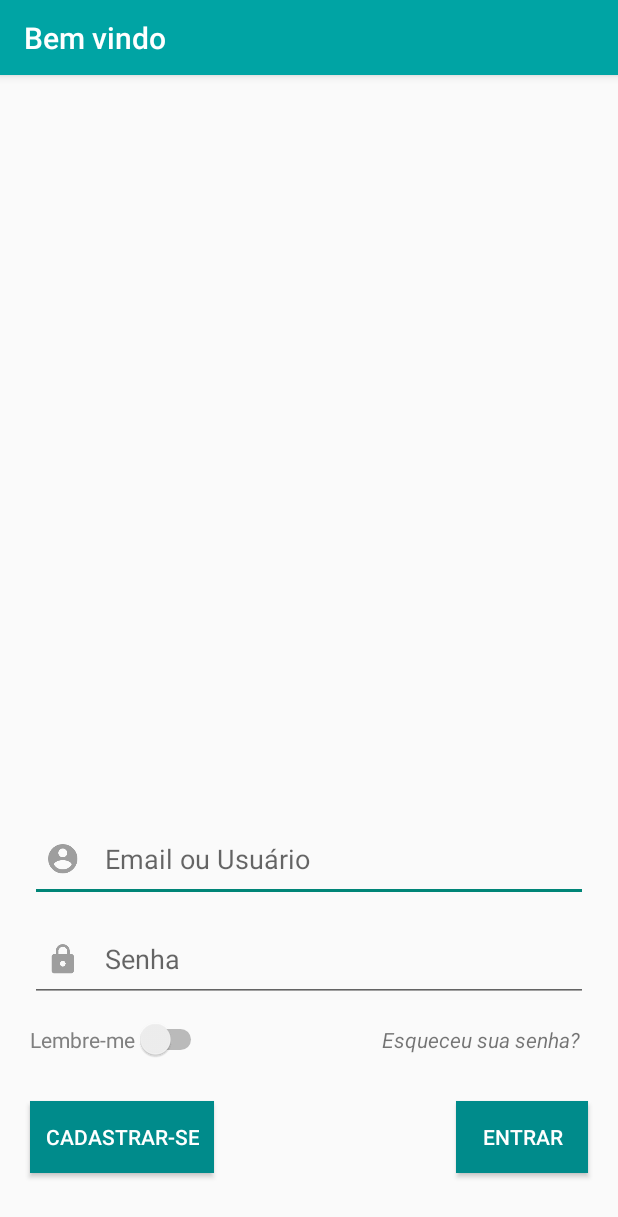
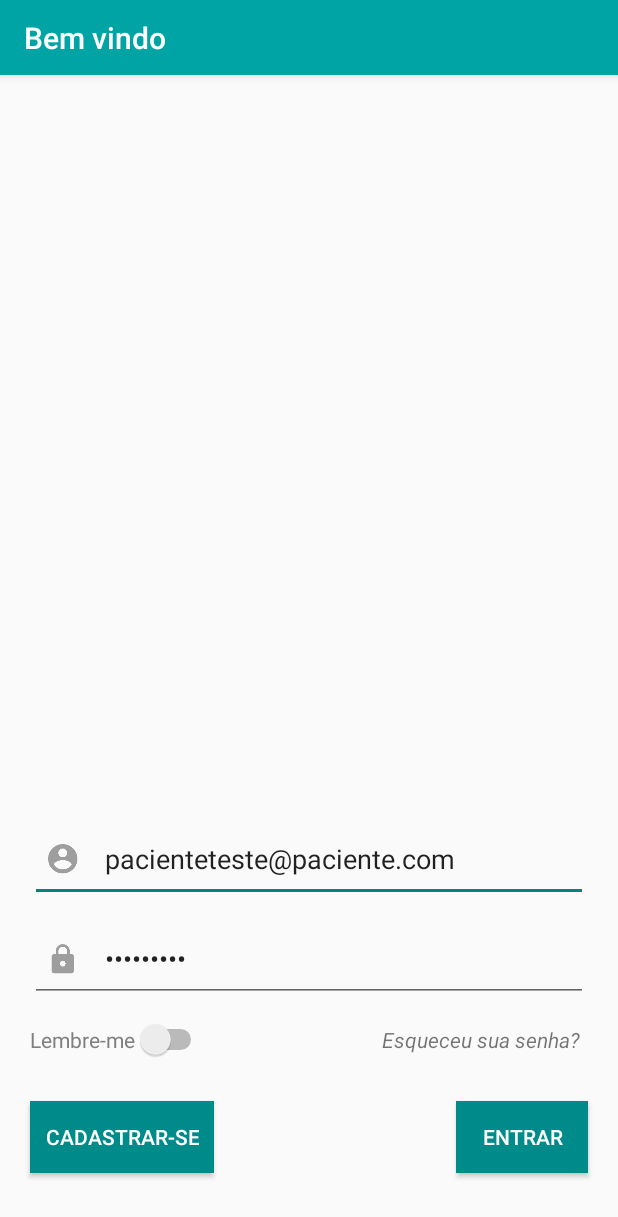
Before and after one commit to RobertoGomess/projetoandroid, an Android app: the screen it shows after launch (LoginActivity), after a tap on "ENTRAR", on a phone screen of 412 x 824 dp. Shown: the top 1217 px of the screen. Run offline under Robolectric (Android 15) with nearby library versions, the phone set to English and light mode, and no system bars.

Commit message:
Fazendo login corretamente, projeto android fluindo.

```diff
--- a/MeuProntuario/app/src/main/java/br/com/meuprontuario/meuprontuario/BaseRequester.java
+++ b/MeuProntuario/app/src/main/java/br/com/meuprontuario/meuprontuario/BaseRequester.java
@@ -152,7 +152,7 @@ public class BaseRequester extends AsyncTask<BaseRequester, Object, String> {
                 }
 
                 bytes = body.getBytes();
-                conn.setRequestProperty("Content-Type", "application/json");
+                conn.setRequestProperty("Content-Type", "application/x-www-form-urlencoded");
 
                 conn.setReadTimeout(10000);
                 conn.setConnectTimeout(15000);
--- a/MeuProntuario/app/src/main/java/br/com/meuprontuario/meuprontuario/LoginActivity.java
+++ b/MeuProntuario/app/src/main/java/br/com/meuprontuario/meuprontuario/LoginActivity.java
@@ -3,13 +3,12 @@ package br.com.meuprontuario.meuprontuario;
 import android.app.ProgressDialog;
 import android.content.Context;
 import android.content.Intent;
+import android.os.AsyncTask;
 import android.os.Bundle;
-import android.support.v4.app.FragmentTransaction;
-import android.support.v7.app.AlertDialog;
 import android.support.v7.app.AppCompatActivity;
 import android.support.v7.widget.Toolbar;
+import android.util.Log;
 import android.view.View;
-import android.view.animation.Interpolator;
 import android.widget.Button;
 import android.widget.EditText;
 import android.widget.Switch;
@@ -19,13 +18,14 @@ import android.widget.Toast;
 import org.json.JSONArray;
 import org.json.JSONException;
 import org.json.JSONObject;
-import org.json.JSONStringer;
 
+import java.io.OutputStream;
+import java.net.HttpURLConnection;
+import java.net.URL;
 import java.util.concurrent.ExecutionException;
 
+import br.com.meuprontuario.meuprontuario.PacoteReceita.MetodosHTTP;
 import br.com.meuprontuario.meuprontuario.PacoteReceita.Receita;
-import br.com.meuprontuario.meuprontuario.PacoteReceita.ReceitasActivity;
-import br.com.meuprontuario.meuprontuario.PacoteReceita.ReceitasFragment;
 
 /**
  * Created by betoj on 07/04/2017.
@@ -37,17 +37,14 @@ public class LoginActivity extends AppCompatActivity {
 
     private Button btnCadastrar;
     private Button btnEntrar;
-    private EditText txtEmail;
-    private EditText txtSenha;
+    public EditText txtEmail;
+    public EditText txtSenha;
     private Switch switchLembraSenha;
     private TextView txtvEsqueceSenha;
 
     //declaração variaveis
-
-    ProgressDialog progressDialog;
-    Context context = this;
-    boolean login;
-    Paciente paciente = new Paciente();
+    ProgressDialog pdia;
+    Context context;
 
     @Override
     protected void onCreate(Bundle savedInstanceState) {
@@ -56,23 +53,26 @@ public class LoginActivity extends AppCompatActivity {
 
         //instanciando elementos
 
-        txtEmail = (EditText)findViewById(R.id.txtNomeUsuario);
-        txtSenha = (EditText)findViewById(R.id.txtConfirmaSenha);
-        switchLembraSenha = (Switch)findViewById(R.id.switchLembraSenha);
+        txtEmail = (EditText) findViewById(R.id.txtNomeUsuario);
+        txtSenha = (EditText) findViewById(R.id.txtConfirmaSenha);
+        switchLembraSenha = (Switch) findViewById(R.id.switchLembraSenha);
         txtvEsqueceSenha = (TextView) findViewById(R.id.textViewEsqueceuSenha);
-        btnCadastrar = (Button)findViewById(R.id.btnCadastrar);
-        btnEntrar = (Button)findViewById(R.id.btn_Entrar);
+        btnCadastrar = (Button) findViewById(R.id.btnCadastrar);
+        btnEntrar = (Button) findViewById(R.id.btn_Entrar);
         //instanciando o Tollbar
         Toolbar myToolbar = (Toolbar) findViewById(R.id.my_toolbar);
         setSupportActionBar(myToolbar);
+
+        context = this;
+
         //Eventos click
 
         txtvEsqueceSenha.setOnClickListener(new View.OnClickListener() {
             @Override
             public void onClick(View v) {
-                Intent esqueceuSenha = new Intent(LoginActivity.this,EsqueceuSenhaActivity.class);
+                Intent esqueceuSenha = new Intent(LoginActivity.this, EsqueceuSenhaActivity.class);
                 //passando valor para a outra activity
-                esqueceuSenha.putExtra("VALOR",txtEmail.getText().toString());
+                esqueceuSenha.putExtra("VALOR", txtEmail.getText().toString());
                 startActivity(esqueceuSenha);
             }
         });
@@ -80,7 +80,7 @@ public class LoginActivity extends AppCompatActivity {
         btnCadastrar.setOnClickListener(new View.OnClickListener() {
             @Override
             public void onClick(View v) {
-                Intent cadastro = new Intent(LoginActivity.this,CadastroActivity.class);
+                Intent cadastro = new Intent(LoginActivity.this, CadastroActivity.class);
                 startActivity(cadastro);
             }
         });
@@ -88,123 +88,124 @@ public class LoginActivity extends AppCompatActivity {
         btnEntrar.setOnClickListener(new View.OnClickListener() {
             @Override
             public void onClick(View v) {
-                String email = txtEmail.getText().toString();
-                String senha = txtSenha.getText().toString();
-
-                progressDialog = ProgressDialog.show(LoginActivity.this, "Aguarde", "Baixando informações...");
-
-
-                new Thread(new Runnable() {
-                    @Override
-                    public void run() {
-                        try {
-                            lerJson();
-                            progressDialog.dismiss();
-
-                            runOnUiThread(new Runnable() {
-                                @Override
-                                public void run() {
-                                    progressDialog.dismiss();
-                                    Toast.makeText(context,paciente.getNome(),Toast.LENGTH_LONG).show();
-
-                                    /*ReceitasFragment fragment = (ReceitasFragment) getSupportFragmentManager().findFragmentByTag("mainFrag");
-                                    if (fragment==null){
-                                        fragment = new ReceitasFragment();
-                                        FragmentTransaction ft = getSupportFragmentManager().beginTransaction();
-                                        ft.replace(R.id.rl_frag_receita, fragment , "mainFrag");
-                                        ft.commit();
-                                    }*/
-                                }
-                            });
-
-
-                        } catch (ExecutionException e) {
-                            e.printStackTrace();
-                        } catch (InterruptedException e) {
-                            e.printStackTrace();
-                        } catch (JSONException e) {
-                            e.printStackTrace();
-                        }
-                    }
-                }).start();
-
-
-
-                //code condicao...
-                //condicao para chamar a outra tela...
-                    /*login=true;
-                    if (login==true){
-                        Intent home = new Intent(LoginActivity.this,HomeActivity.class);
-                        //abre a tela home
-                        startActivity(home);
-                        //finaliza a tela atual
-                        finish();
-                }*/
-
+                veriifyShared();
             }
         });
 
 
     }
-    public void lerJson() throws ExecutionException, InterruptedException, JSONException {
+    public void veriifyShared(){
 
-        //se comunicando com o servidor
-        BaseRequester baseRequester = new BaseRequester();
-        baseRequester.setUrl("http://www.betojunior.com.br/webservice/PacotePaciente/pacienteLogin.php");
-        baseRequester.setContext(context);
+        new sendLogin().execute();  /** Executa o nosso asyncTask **/
 
-        //Caso precise enviar dados para o servidor, utilize o jsonput
+    }
+
+    private class sendLogin extends AsyncTask<Void, Void, Paciente> {
         Paciente filtro = new Paciente();
-        filtro.setEmail(txtEmail.getText().toString());
-        filtro.setSenha(txtSenha.getText().toString());
-        //Toast.makeText(context,filtro.getEmail().toString(),Toast.LENGTH_LONG).show();
+
+        @Override
+        protected void onPreExecute() {
+            super.onPreExecute();
+            filtro.setEmail(txtEmail.getText().toString());
+            filtro.setSenha(txtSenha.getText().toString());
+            pdia = new ProgressDialog(LoginActivity.this);
+            pdia.setMessage("Loading...");
+            pdia.show();
+        }
+
+        @Override
+        protected Paciente doInBackground(Void... params) {
+            Paciente rt = new Paciente();
+            try {
+                String returnStr = "";
+                URL url = new URL("http://192.168.1.5/webservice/webservice/PacotePaciente/pacienteLogin.php");
+
+                HttpURLConnection urlConnection = (HttpURLConnection) url.openConnection();
+                //urlConnection.setRequestProperty("Content-Type", "application/x-www-form-urlencoded");
+                urlConnection.setRequestProperty("Content-Type", "application/json");
+                urlConnection.setReadTimeout(10000);
+                urlConnection.setConnectTimeout(15000);
+                urlConnection.setRequestMethod(String.valueOf(MetodosHTTP.POST));
+                urlConnection.setDoInput(true); /**Informa que iremos realizar operacao de leitura nessa determinada conexão*/
+                urlConnection.setDoOutput(true);/**Informa que iremos realizar operacao de escrita nessa determinada conexão, ou seja, iremos enviar alguma parametro no seu corpo*/
+
+                /**
+                 * O nosso servidor espera um json, entao vamos converter a nossa string em um objeto JsonObject
+                 */
+                JSONObject objJson = new JSONObject();
+                objJson.put("email", filtro.getEmail()  );
+                objJson.put("senha", filtro.getSenha());
+
+                //JSONObject json = new JSONObject();
+                //json.put("json",objJson );
+
+                /**
+                 * Vamos transformar agora o nosso jsonObjet em bytes para enviar para o servidor
+                 */
+                OutputStream out = urlConnection.getOutputStream();
+                out.write(objJson.toString().getBytes());
+                out.close();
+
+                if (urlConnection.getResponseCode() != HttpURLConnection.HTTP_BAD_REQUEST) {
+                    returnStr = Uteis.bytesParaString(urlConnection.getInputStream());
+                    urlConnection.disconnect();
+                }
+
+                rt = convertJson(returnStr);
 
 
-        JSONObject jsonPut = new JSONObject();
-        jsonPut.put("email", filtro.getEmail());
-        jsonPut.put("senha", filtro.getSenha());
+            } catch (Exception e) {
+                Log.e("Erro json", e.getMessage());
+                rt.setStatus("3");
+                rt.setMessagem("Falha ao conectar, verifique sua conexão.");
+                return rt;
+            }
+            return rt;
+        }
+        @Override
+        protected void onPostExecute(Paciente p) {
+            super.onPostExecute(p);
+            pdia.dismiss();
+            //se o
+            if (p.getId()>0){
+                Toast.makeText(context, "Login realizado com sucesso", Toast.LENGTH_SHORT).show();
+                Intent intent = new Intent(LoginActivity.this,HomeActivity.class);
+                intent.putExtra("idPac",""+p.getId());
+                startActivity(intent);
+            }else{
+                Toast.makeText(context, p.getMessagem(), Toast.LENGTH_SHORT).show();
+            }
+        }
 
-        baseRequester.setJsonString(jsonPut.toString());
+    }
 
-        //recuperando o json em formato tetxo
-        String jsonString = baseRequester.execute(baseRequester).get();
+    public Paciente convertJson(String json){
+        Paciente paciente = new Paciente();
 
-        //transformando o json texto em JsonObject
-        JSONObject jsonObject = new JSONObject(jsonString);
-
-        paciente.setId(Integer.parseInt(jsonObject.get("id").toString()));
-        paciente.setNome(jsonObject.get("nome").toString());
-        paciente.setSexo(Integer.parseInt(jsonObject.get("sexo").toString()));
-        paciente.setTelefone(jsonObject.getString("telefone").toString());
-        paciente.setCpf(jsonObject.getString("cpf").toString());
-        paciente.setSus(Integer.parseInt(jsonObject.get("sus").toString()));
-        paciente.setSenha(jsonObject.getString("senha").toString());
-        paciente.setEmail(jsonObject.getString("email").toString());
-        paciente.setEndereco_id(Integer.parseInt(jsonObject.getString("endereco_id").toString()));
+        try{
 
 
-        /*paciente.setId(Integer.parseInt(jsonObject.get("").toString()));
-        paciente.setId(Integer.parseInt(jsonObject.get("").toString()));
-        paciente.setId(Integer.parseInt(jsonObject.get("").toString()));
-        paciente.setId(Integer.parseInt(jsonObject.get("").toString()));*/
+            JSONObject jsonReturnApi = new JSONObject(json);
 
-        //transformando o json texto em JsonOArray
-        //JSONArray jsonArrayUsers = new JSONArray(jsonString);
+            paciente.setId(Integer.parseInt(jsonReturnApi.getString("id")));
+            paciente.setNome(jsonReturnApi.getString("nome"));
+            paciente.setSexo(Integer.parseInt(jsonReturnApi.getString("sexo").toString()));
+            paciente.setTelefone(jsonReturnApi.getString("telefone"));
+            paciente.setCpf(jsonReturnApi.getString("cpf"));
+            paciente.setSus(Long.parseLong(jsonReturnApi.getString("sus")) );
+            paciente.setEmail(jsonReturnApi.getString("email"));
+            paciente.setSenha(jsonReturnApi.getString("senha"));
+            paciente.setEndereco_id(Integer.parseInt(jsonReturnApi.getString("endereco_id").toString()));
+            paciente.setStatus(jsonReturnApi.getString("status"));
+            paciente.setMessagem(jsonReturnApi.getString("messagem"));
 
-        /*for (int i=0; i < jsonArrayUsers.length(); i++) {
+            return paciente;
 
-            JSONObject jsonObjectUsuario = jsonArrayUsers.getJSONObject(i);
+        } catch (Exception e){
+            Log.e("Erro json", e.getMessage());
+            return paciente;
+        }
+    }
 
-            Receita receita = new Receita();
 
-            receita.setId(Integer.parseInt(jsonObjectUsuario.get("id").toString()));
-            receita.setData(jsonObjectUsuario.getString("data").toString());
-            receita.setValidade(jsonObjectUsuario.getString("validade").toString());
-            receita.setDoenca(jsonObjectUsuario.getString("doenca").toString());
-            receita.setDescricao(jsonObjectUsuario.getString("descricao").toString());
-
-            listReceita.add(receita);
-        }*/
-
-    }
 }
--- a/MeuProntuario/app/src/main/java/br/com/meuprontuario/meuprontuario/Paciente.java
+++ b/MeuProntuario/app/src/main/java/br/com/meuprontuario/meuprontuario/Paciente.java
@@ -4,7 +4,7 @@ package br.com.meuprontuario.meuprontuario;
  * Created by Beto on 17/06/2017.
  */
 
-public class Paciente {
+public class Paciente extends StatusComunicacao {
     private int id;
     private String nome;
     private String telefone;
--- /dev/null
+++ b/MeuProntuario/app/src/main/java/br/com/meuprontuario/meuprontuario/PacoteReceita/MetodosHTTP.java
@@ -0,0 +1,21 @@
+package br.com.meuprontuario.meuprontuario.PacoteReceita;
+
+/**
+ * Created by Beto on 19/06/2017.
+ */
+
+public enum MetodosHTTP {
+    GET         ("Get"),
+    POST        ("Post");
+
+    private final String name;
+
+    MetodosHTTP(final String name) {
+        this.name = name;
+    }
+
+    public final String getName() {
+        return name;
+    }
+
+}
--- /dev/null
+++ b/MeuProntuario/app/src/main/java/br/com/meuprontuario/meuprontuario/StatusComunicacao.java
@@ -0,0 +1,26 @@
+package br.com.meuprontuario.meuprontuario;
+
+/**
+ * Created by Beto on 20/06/2017.
+ */
+
+public class StatusComunicacao {
+    private String status;
+    private String messagem;
+
+    public String getStatus() {
+        return status;
+    }
+
+    public void setStatus(String status) {
+        this.status = status;
+    }
+
+    public String getMessagem() {
+        return messagem;
+    }
+
+    public void setMessagem(String messagem) {
+        this.messagem = messagem;
+    }
+}
--- a/MeuProntuario/app/src/main/res/layout/activity_login.xml
+++ b/MeuProntuario/app/src/main/res/layout/activity_login.xml
@@ -30,7 +30,9 @@
             android:inputType="textEmailAddress"
             android:layout_marginBottom="10dp"
             android:layout_above="@+id/txtConfirmaSenha"
-            android:layout_centerHorizontal="true" />
+            android:layout_centerHorizontal="true"
+            android:text="pacienteteste@paciente.com"
+            />
 
         <EditText
             android:id="@+id/txtConfirmaSenha"
@@ -44,6 +46,7 @@
             android:hint="Senha"
             android:inputType="textPassword"
             android:layout_above="@+id/textViewEsqueceuSenha"
+            android:text="paciente1"
             />
 
         <Switch
```
Also changed, not shown: MeuProntuario/app/src/main/AndroidManifest.xml (+8 -1 lines), MeuProntuario/app/src/main/java/br/com/meuprontuario/meuprontuario/EmergenciaActivity.java (added, +41 -0 lines), MeuProntuario/app/src/main/java/br/com/meuprontuario/meuprontuario/HomeActivity.java (+30 -75 lines), MeuProntuario/app/src/main/java/br/com/meuprontuario/meuprontuario/PacoteReceita/ReceitasActivity.java (+8 -10 lines), MeuProntuario/app/src/main/java/br/com/meuprontuario/meuprontuario/PacoteReceita/ReceitasFragment.java (+4 -4 lines), MeuProntuario/app/src/main/java/br/com/meuprontuario/meuprontuario/Uteis.java (added, +53 -0 lines), MeuProntuario/app/src/main/res/layout/activity_emergencia2.xml (added, +26 -0 lines), MeuProntuario/app/src/main/res/layout/fragment_emergencia.xml (+1 -18 lines).
